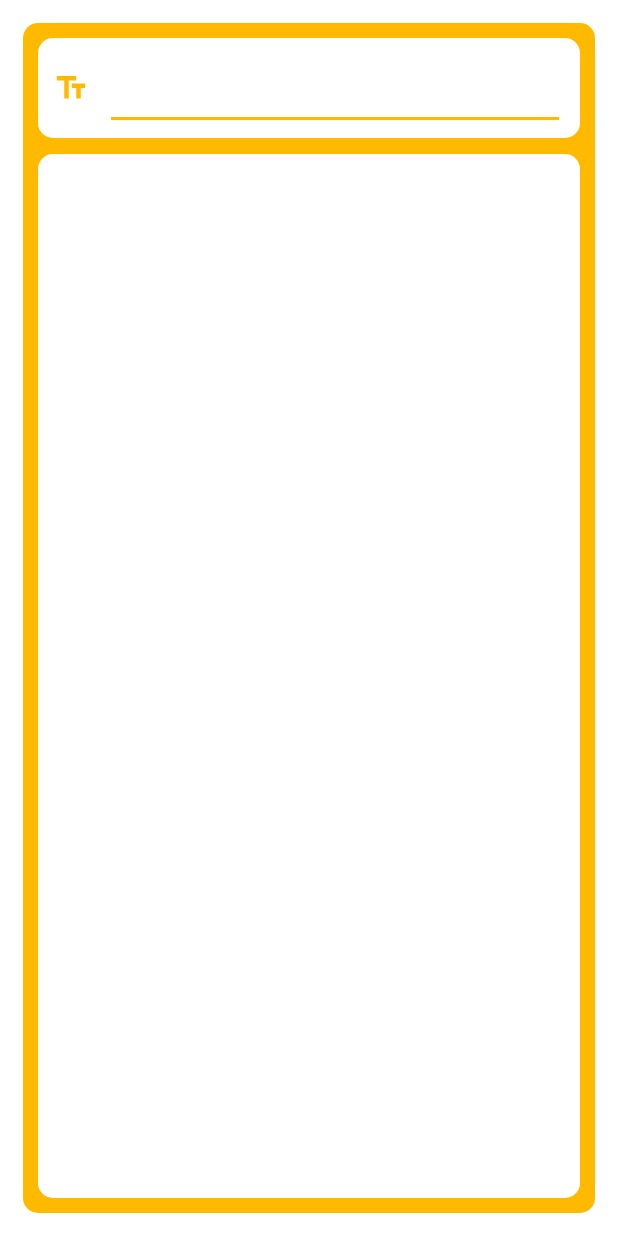
After one commit to ProsecShane/Zametki, an Android app: the layout activity_note.xml on its own in the app's theme, with its tools: preview values and no code run, on a phone screen of 412 x 824 dp. The commit adds this screen. Run offline under Robolectric (Android 15) with nearby library versions, the phone set to English and light mode, and no system bars.

Commit message:
create note interaction activity

```diff
--- a/app/src/main/AndroidManifest.xml
+++ b/app/src/main/AndroidManifest.xml
@@ -16,13 +16,15 @@
         android:theme="@style/Theme.Заметки"
         tools:targetApi="31">
         <activity
+            android:name=".NoteActivity"
+            android:exported="false" />
+        <activity
             android:name=".MainActivity"
             android:exported="true"
             android:label="@string/app_name"
             android:theme="@style/Theme.Заметки.NoActionBar">
             <intent-filter>
                 <action android:name="android.intent.action.MAIN" />
-
                 <category android:name="android.intent.category.LAUNCHER" />
             </intent-filter>
         </activity>
--- a/app/src/main/java/com/prosecshane/zametki/notes/NoteView.kt
+++ b/app/src/main/java/com/prosecshane/zametki/notes/NoteView.kt
@@ -82,7 +82,7 @@ class CheckNoteView(context: Context?, note: CheckNote) : NoteView(context, note
         previewLayoutParams.setMargins(PLPMargin, PLPMargin, PLPMargin, PLPMargin)
         (this.preview as ListView).also {
             it.layoutParams = previewLayoutParams
-            var demoData = (this.note as CheckNote).getUnchecked()
+            var demoData = (this.note as CheckNote).unchecked
             demoData = demoData.slice(0..min(4, demoData.size - 1)).toMutableList()
             val adapter = ArrayAdapter(
                 this.context,
--- /dev/null
+++ b/app/src/main/res/layout/activity_note.xml
@@ -0,0 +1,82 @@
+<?xml version="1.0" encoding="utf-8"?>
+<LinearLayout xmlns:android="http://schemas.android.com/apk/res/android"
+    xmlns:tools="http://schemas.android.com/tools"
+    xmlns:app="http://schemas.android.com/apk/res-auto"
+    android:layout_width="match_parent"
+    android:layout_height="match_parent"
+    android:orientation="vertical"
+    android:background="@drawable/rounded_outside"
+    android:layout_marginTop="15dp"
+    android:layout_marginBottom="15dp"
+    android:layout_marginStart="15dp"
+    android:layout_marginEnd="15dp"
+    tools:context=".NoteActivity">
+
+    <LinearLayout
+            android:layout_width="match_parent"
+            android:layout_height="wrap_content"
+            android:orientation="vertical"
+            android:layout_marginTop="10dp"
+            android:layout_marginBottom="5dp"
+            android:layout_marginStart="10dp"
+            android:layout_marginEnd="10dp"
+            android:background="@drawable/rounded_inside">
+
+        <LinearLayout
+            android:layout_width="match_parent"
+            android:layout_height="wrap_content"
+            android:orientation="horizontal">
+
+            <ImageView
+                android:layout_width="wrap_content"
+                android:layout_height="wrap_content"
+                android:layout_gravity="center_vertical"
+                android:layout_marginTop="5dp"
+                android:layout_marginBottom="5dp"
+                android:layout_marginStart="10dp"
+                android:layout_marginEnd="5dp"
+                android:id="@+id/editIcon"
+                app:tint="?attr/colorPrimary"
+                app:srcCompat="@drawable/baseline_text_fields_24"/>
+
+            <EditText
+                android:layout_width="match_parent"
+                android:layout_height="wrap_content"
+                android:textSize="26sp"
+                android:inputType="text"
+                android:maxLines="1"
+                android:layout_marginTop="5dp"
+                android:layout_marginBottom="5dp"
+                android:layout_marginStart="5dp"
+                android:layout_marginEnd="10dp"
+                android:id="@+id/editTitle"/>
+
+        </LinearLayout>
+
+    </LinearLayout>
+
+    <LinearLayout
+        android:layout_width="match_parent"
+        android:layout_height="match_parent"
+        android:orientation="vertical"
+        android:layout_marginTop="5dp"
+        android:layout_marginBottom="10dp"
+        android:layout_marginStart="10dp"
+        android:layout_marginEnd="10dp"
+        android:background="@drawable/rounded_inside">
+
+        <LinearLayout
+            android:layout_width="match_parent"
+            android:layout_height="match_parent"
+            android:orientation="vertical"
+            android:layout_marginTop="10dp"
+            android:layout_marginBottom="10dp"
+            android:layout_marginStart="10dp"
+            android:layout_marginEnd="10dp"
+            android:id="@+id/editContentLayout">
+
+        </LinearLayout>
+
+    </LinearLayout>
+
+</LinearLayout>
--- a/app/src/main/res/layout/app_bar_main.xml
+++ b/app/src/main/res/layout/app_bar_main.xml
@@ -16,7 +16,7 @@
             android:layout_width="match_parent"
             android:layout_height="?attr/actionBarSize"
             android:background="?attr/colorPrimary"
-            app:popupTheme="@style/Theme.Заметки.PopupOverlay" />
+            app:popupTheme="@style/Theme.Заметки.PopupOverlay"/>
 
     </com.google.android.material.appbar.AppBarLayout>
 
```
Also changed, not shown: app/src/main/java/com/prosecshane/zametki/MainActivity.kt (+22 -28 lines), app/src/main/java/com/prosecshane/zametki/NoteActivity.kt (added, +250 -0 lines), app/src/main/java/com/prosecshane/zametki/notes/CheckNoteAssets.kt (added, +215 -0 lines), app/src/main/java/com/prosecshane/zametki/notes/Notes.kt (+17 -7 lines), app/src/main/java/com/prosecshane/zametki/ui/MainFragment.kt (+18 -35 lines), app/src/main/res/layout/fragment_export.xml (+5 -4 lines).
